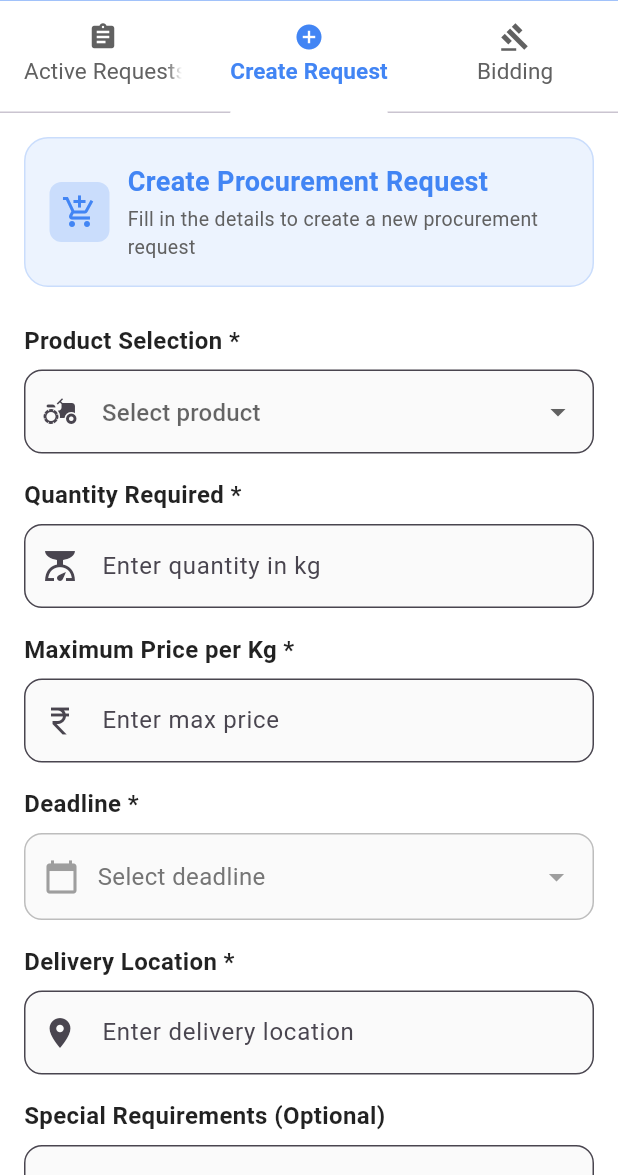
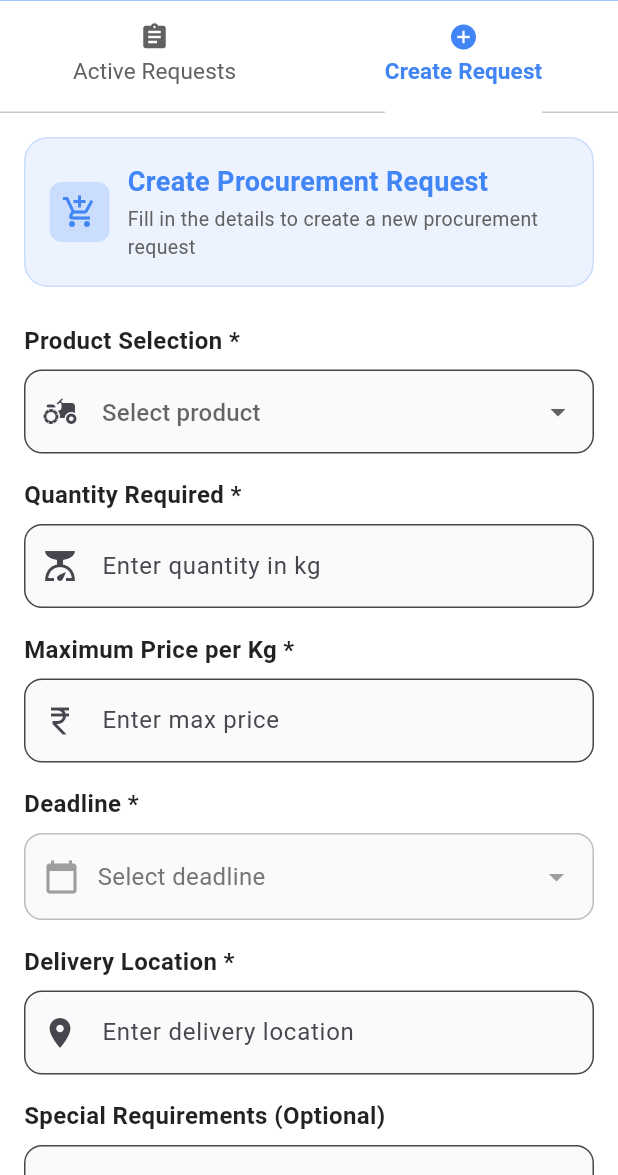
Before and after one commit to rohitvijayan1111/SIH-25, a Flutter app: the ProcurementScreen screen opened directly, on a phone screen of 412 x 824 dp, the part 61-1236 px from its top. Run offline on Flutter 3.47's test engine with Material 3 defaults, Android fonts, the phone set to English and light mode, and no system bars; our stand-ins replace camera, cloud_firestore, firebase_auth, google_sign_in, image_picker, permission_handler and 2 more; missing offline and left inert: translator; accounts and stored records are empty.

Commit message:
Removed Bid Section

```diff
--- a/demo/lib/screens/VendorScreens/procurement/procurement_screen.dart
+++ b/demo/lib/screens/VendorScreens/procurement/procurement_screen.dart
@@ -78,7 +78,7 @@
                   text: 'Create Request',
                   icon: Icon(Icons.add_circle, size: 20),
                 ),
-                Tab(text: 'Bidding', icon: Icon(Icons.gavel, size: 20)),
+                // Tab(text: 'Bidding', icon: Icon(Icons.gavel, size: 20)),
               ],
             ),
           ),
```
